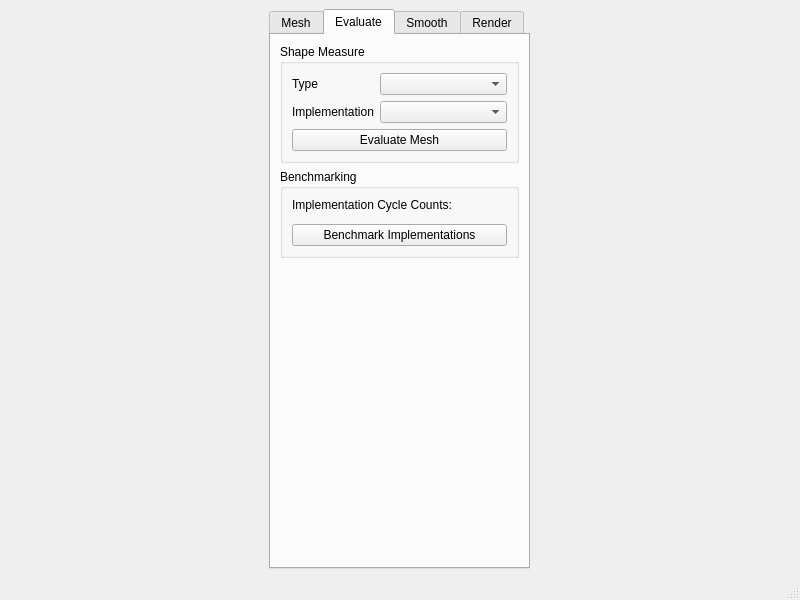
Old version of the form UserInterface/MainWindow.ui in the repository wibus/GpuMesh.
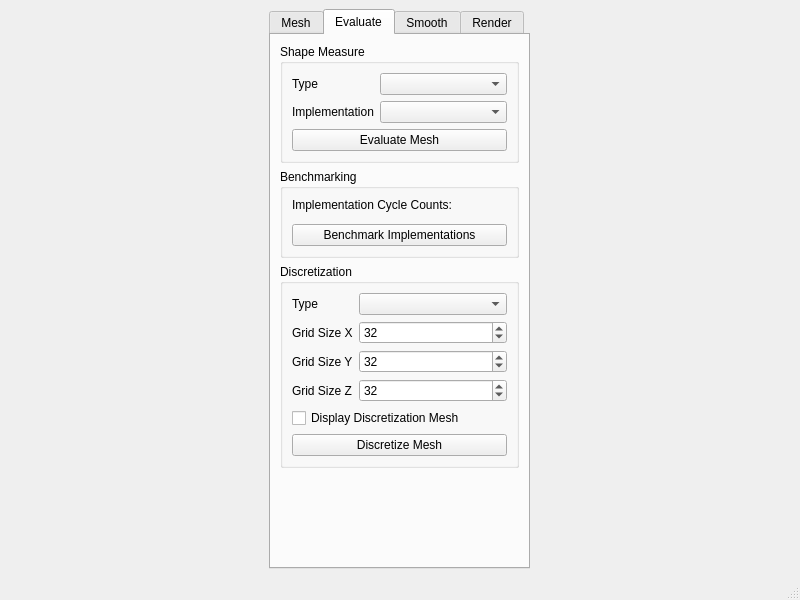
New version of the form. The open tabs and pages were chosen to show the change.

Commit message: New Discretizers that will eventually discretizer the metric through the mesh. Metric or (Hessian matrix) discretization will be sent as a texture-DataStructure packgage to the smoothers.

```diff
--- a/UserInterface/MainWindow.ui
+++ b/UserInterface/MainWindow.ui
@@ -211,6 +211,99 @@
           </layout>
          </widget>
         </item>
+        <item>
+         <widget class="QGroupBox" name="discretizationGroup">
+          <property name="title">
+           <string>Discretization</string>
+          </property>
+          <layout class="QFormLayout" name="formLayout_5">
+           <item row="0" column="0">
+            <widget class="QLabel" name="discretizationTypeLabel">
+             <property name="text">
+              <string>Type</string>
+             </property>
+            </widget>
+           </item>
+           <item row="0" column="1">
+            <widget class="QComboBox" name="discretizationTypeMenu"/>
+           </item>
+           <item row="4" column="0" colspan="2">
+            <widget class="QCheckBox" name="discretizationDisplayCheck">
+             <property name="text">
+              <string>Display Discretization Mesh</string>
+             </property>
+            </widget>
+           </item>
+           <item row="1" column="0">
+            <widget class="QLabel" name="discretizetionGridXLabel">
+             <property name="text">
+              <string>Grid Size X</string>
+             </property>
+            </widget>
+           </item>
+           <item row="2" column="0">
+            <widget class="QLabel" name="discretizetionGridYLabel">
+             <property name="text">
+              <string>Grid Size Y</string>
+             </property>
+            </widget>
+           </item>
+           <item row="3" column="0">
+            <widget class="QLabel" name="discretizetionGridZLabel">
+             <property name="text">
+              <string>Grid Size Z</string>
+             </property>
+            </widget>
+           </item>
+           <item row="1" column="1">
+            <widget class="QSpinBox" name="discretizetionGridXSpin">
+             <property name="minimum">
+              <number>1</number>
+             </property>
+             <property name="maximum">
+              <number>1024</number>
+             </property>
+             <property name="value">
+              <number>32</number>
+             </property>
+            </widget>
+           </item>
+           <item row="2" column="1">
+            <widget class="QSpinBox" name="discretizetionGridYSpin">
+             <property name="minimum">
+              <number>1</number>
+             </property>
+             <property name="maximum">
+              <number>1024</number>
+             </property>
+             <property name="value">
+              <number>32</number>
+             </property>
+            </widget>
+           </item>
+           <item row="3" column="1">
+            <widget class="QSpinBox" name="discretizetionGridZSpin">
+             <property name="minimum">
+              <number>1</number>
+             </property>
+             <property name="maximum">
+              <number>1024</number>
+             </property>
+             <property name="value">
+              <number>32</number>
+             </property>
+            </widget>
+           </item>
+           <item row="5" column="0" colspan="2">
+            <widget class="QPushButton" name="discretizeMeshButton">
+             <property name="text">
+              <string>Discretize Mesh</string>
+             </property>
+            </widget>
+           </item>
+          </layout>
+         </widget>
+        </item>
         <item>
          <spacer name="evaluateSpacer">
           <property name="orientation">
```
The commit also changes 13 other files.
